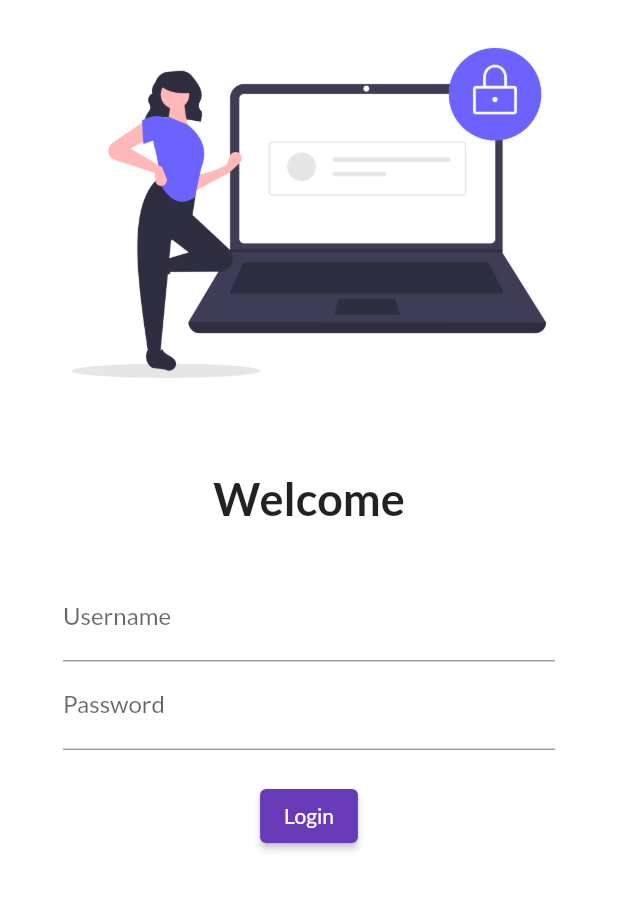
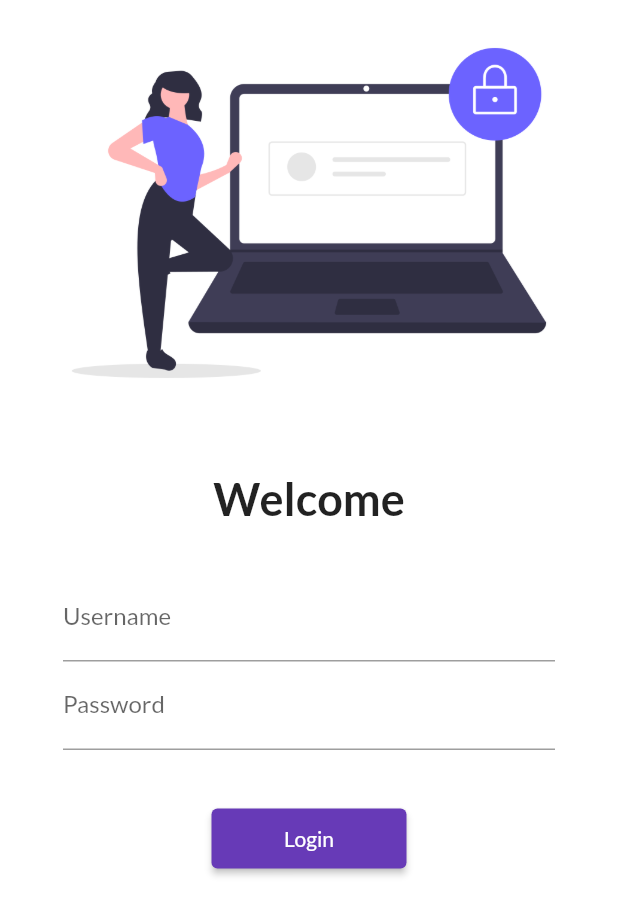
Before and after one commit to reyan1243/flutter_basic, a Flutter app: the screen it shows after launch, on a phone screen of 412 x 824 dp. Shown: the top 915 px of the screen. Run offline on Flutter 3.47's test engine with Material 2 defaults, Android fonts, the phone set to English and light mode, and no system bars; our stand-ins replace google_fonts.

```diff
--- a/flutter_application_1/lib/main.dart
+++ b/flutter_application_1/lib/main.dart
@@ -2,6 +2,7 @@
 import 'package:flutter/material.dart';
 import 'package:flutter_application_1/pages/home_page.dart';
 import 'package:flutter_application_1/pages/login_page.dart';
+import 'package:flutter_application_1/utils/routes.dart';
 import "package:google_fonts/google_fonts.dart";
 
 void main() {
@@ -12,6 +13,7 @@ class MyApp extends StatelessWidget {
   @override
   Widget build(BuildContext context) {
     return MaterialApp(
+      debugShowCheckedModeBanner: false,
       // home: HomePage(),
 
       themeMode: ThemeMode.light,
@@ -28,8 +30,8 @@ class MyApp extends StatelessWidget {
       // initialRoute: "/",
       routes: {
         "/": (context) => LoginPage(),
-        "/home": (context) => HomePage(),
-        "/login": (context) => LoginPage()
+        MyRoutes.loginRoute: (context) => LoginPage(),
+        MyRoutes.homeRoute: (context) => HomePage()
       },
     );
   }
--- a/flutter_application_1/lib/pages/login_page.dart
+++ b/flutter_application_1/lib/pages/login_page.dart
@@ -1,15 +1,18 @@
 import 'package:flutter/material.dart';
+import 'package:flutter_application_1/utils/routes.dart';
 
 class LoginPage extends StatelessWidget {
   @override
   Widget build(BuildContext context) {
     return Material(
       color: Colors.white,
+      child: SingleChildScrollView(
         child: Column(
           children: [
             Image.asset(
               "assets/images/login_img.png",
               fit: BoxFit.cover,
+              // height: 800,
             ),
             SizedBox(
               height: 30,
@@ -43,20 +46,21 @@ class LoginPage extends StatelessWidget {
                     ),
                   ),
                   SizedBox(
-                  height: 20,
+                    height: 35,
                   ),
                   ElevatedButton(
                     onPressed: () {
-                    print("login button clicked");
+                      Navigator.pushNamed(context, MyRoutes.homeRoute);
                     },
                     child: Text("Login"),
-                  style: TextButton.styleFrom(),
+                    style: TextButton.styleFrom(minimumSize: Size(130, 40)),
                   )
                 ],
               ),
             ),
           ],
         ),
+      ),
     );
   }
 }
--- /dev/null
+++ b/flutter_application_1/lib/utils/routes.dart
@@ -0,0 +1,4 @@
+class MyRoutes{
+static var loginRoute="/login_page";
+static var homeRoute="/home_page";
+}
```
Lines whose indentation alone changed are shown as unchanged.
